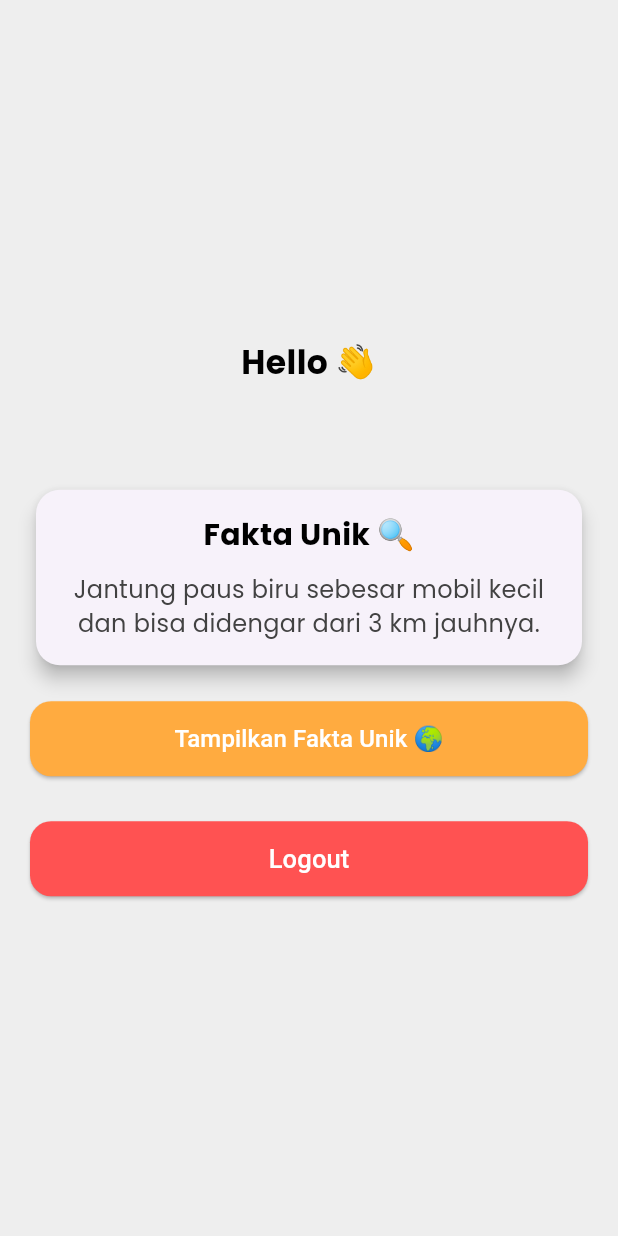
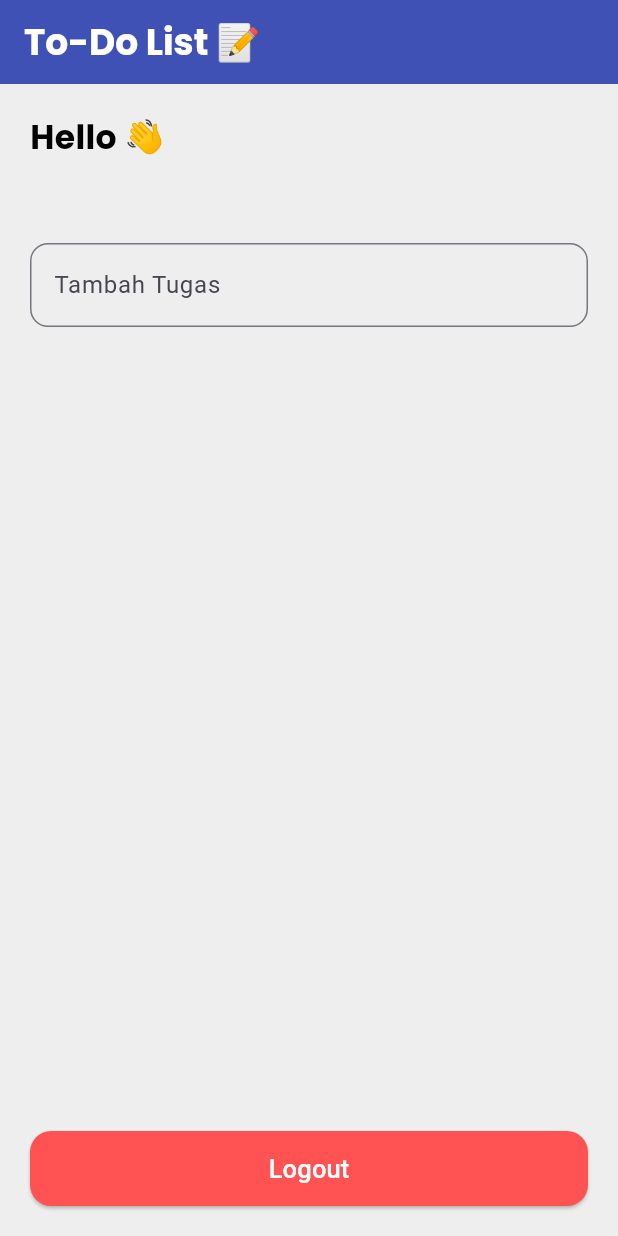
Before and after one commit to cgirl12/uas-flutter-manda, a Flutter app: the Home screen opened directly, on a phone screen of 412 x 824 dp. Run offline on Flutter 3.47's test engine with Material 3 defaults, Android fonts, the phone set to English and light mode, and no system bars; our stand-ins replace firebase_auth, firebase_core, fluttertoast, google_fonts, google_sign_in, lottie; accounts and stored records are empty; network calls fail.

Commit message:
first commit

```diff
--- a/lib/pages/home/home.dart
+++ b/lib/pages/home/home.dart
@@ -1,4 +1,3 @@
-import 'dart:math';
 import 'package:firebase_auth/firebase_auth.dart';
 import 'package:authentication/services/auth_services.dart';
 import 'package:flutter/material.dart';
@@ -12,36 +11,30 @@ class Home extends StatefulWidget {
 }
 
 class _HomeState extends State<Home> {
-  final List<String> _faktaUnik = [
-    "Jantung paus biru sebesar mobil kecil dan bisa didengar dari 3 km jauhnya.",
-    "Ada lebih banyak bintang di alam semesta daripada butiran pasir di semua pantai di Bumi.",
-    "Air panas membeku lebih cepat daripada air dingin, fenomena ini disebut efek Mpemba.",
-    "Gajah adalah satu-satunya hewan yang tidak bisa melompat.",
-    "Madu tidak pernah basi, bahkan madu dari 3000 tahun lalu masih bisa dimakan.",
-    "Cumi-cumi raksasa memiliki mata sebesar bola basket.",
-    "Buaya tidak bisa menjulurkan lidahnya.",
-    "Gunung Everest tumbuh sekitar 4 mm setiap tahun.",
-    "Di Venus, satu hari lebih panjang dari satu tahun.",
-  ];
-
-  int _currentIndex = 0;
-
-  void _randomFaktaUnik() {
-    setState(() {
-      _currentIndex = Random().nextInt(_faktaUnik.length);
-    });
-  }
+  final List<String> _tasks = [];
+  final TextEditingController _taskController = TextEditingController();
 
   @override
   Widget build(BuildContext context) {
     return Scaffold(
       backgroundColor: Colors.grey[200],
-      body: SafeArea(
-        child: Padding(
-          padding: const EdgeInsets.symmetric(horizontal: 20, vertical: 16),
+      appBar: AppBar(
+        title: Text(
+          'To-Do List 📝',
+          style: GoogleFonts.poppins(
+            textStyle: const TextStyle(
+              fontWeight: FontWeight.bold,
+              fontSize: 24,
+            ),
+          ),
+        ),
+        backgroundColor: Colors.indigo,
+        foregroundColor: Colors.white,
+      ),
+      body: Padding(
+        padding: const EdgeInsets.all(20),
         child: Column(
-            mainAxisAlignment: MainAxisAlignment.center,
-            crossAxisAlignment: CrossAxisAlignment.center,
+          crossAxisAlignment: CrossAxisAlignment.start,
           children: [
             Text(
               'Hello 👋',
@@ -63,73 +56,57 @@ class _HomeState extends State<Home> {
                 ),
               ),
             ),
-              const SizedBox(height: 30),
-
-              // Fakta Unik dalam Card
-              Card(
-                elevation: 5,
-                shape: RoundedRectangleBorder(
-                  borderRadius: BorderRadius.circular(16),
-                ),
-                child: Padding(
-                  padding: const EdgeInsets.all(16.0),
-                  child: Column(
-                    children: [
-                      Text(
-                        "Fakta Unik 🔍",
-                        style: GoogleFonts.poppins(
-                          textStyle: const TextStyle(
-                            color: Colors.black,
-                            fontWeight: FontWeight.bold,
-                            fontSize: 20,
+            const SizedBox(height: 20),
+            TextField(
+              controller: _taskController,
+              decoration: InputDecoration(
+                labelText: 'Tambah Tugas',
+                border: OutlineInputBorder(
+                  borderRadius: BorderRadius.circular(12),
                 ),
               ),
+              onSubmitted: (value) => _addTask(),
             ),
-                      const SizedBox(height: 10),
-                      AnimatedSwitcher(
-                        duration: const Duration(milliseconds: 500),
-                        child: Text(
-                          _faktaUnik[_currentIndex],
-                          key: ValueKey<int>(_currentIndex),
-                          textAlign: TextAlign.center,
-                          style: GoogleFonts.poppins(
-                            textStyle: TextStyle(
-                              color: Colors.grey[800],
-                              fontSize: 16,
+            const SizedBox(height: 20),
+            Expanded(
+              child: ListView.builder(
+                itemCount: _tasks.length,
+                itemBuilder: (context, index) => Card(
+                  margin: const EdgeInsets.symmetric(vertical: 8),
+                  child: ListTile(
+                    title: Text(
+                      _tasks[index],
+                      style: GoogleFonts.poppins(),
+                    ),
+                    trailing: IconButton(
+                      icon: const Icon(Icons.delete, color: Colors.redAccent),
+                      onPressed: () => _deleteTask(index),
                     ),
                   ),
                 ),
               ),
-                    ],
-                  ),
-                ),
             ),
             const SizedBox(height: 20),
-
-              // Tombol Fakta Unik
-              ElevatedButton(
-                style: ElevatedButton.styleFrom(
-                  backgroundColor: Colors.orangeAccent,
-                  shape: RoundedRectangleBorder(
-                    borderRadius: BorderRadius.circular(14),
-                  ),
-                  minimumSize: const Size(double.infinity, 50),
-                ),
-                onPressed: _randomFaktaUnik,
-                child: const Text(
-                  "Tampilkan Fakta Unik 🌍",
-                  style: TextStyle(fontSize: 16, color: Colors.white),
-                ),
-              ),
-              const SizedBox(height: 30),
-
-              // Tombol Logout
             _logout(context),
           ],
         ),
       ),
-      ),
     );
+  }
+
+  void _addTask() {
+    if (_taskController.text.isNotEmpty) {
+      setState(() {
+        _tasks.add(_taskController.text);
+        _taskController.clear();
+      });
+    }
+  }
+
+  void _deleteTask(int index) {
+    setState(() {
+      _tasks.removeAt(index);
+    });
   }
 
   Widget _logout(BuildContext context) {
```
Also changed, not shown: 1 other file. Lines whose indentation alone changed are shown as unchanged.
